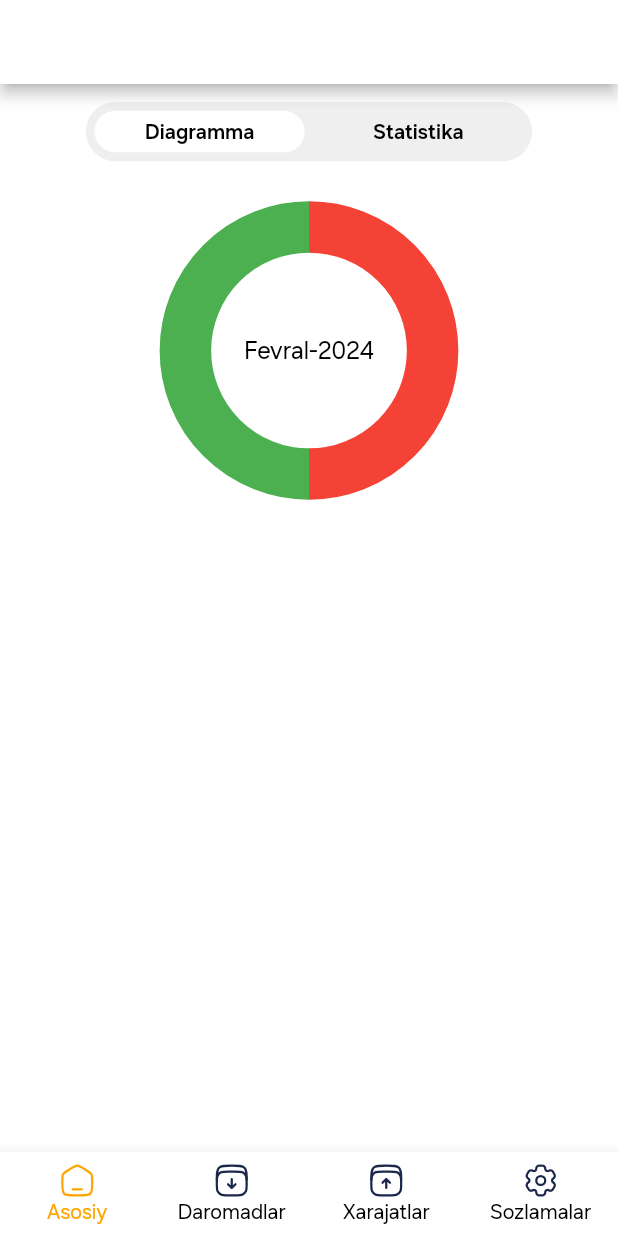
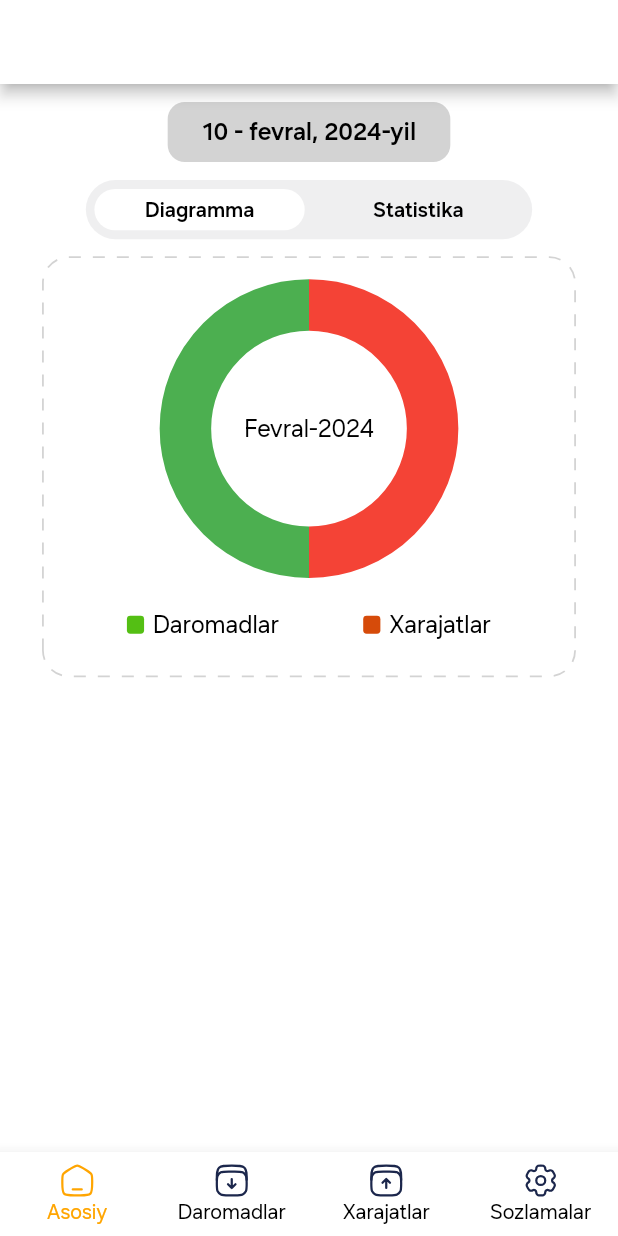
Before and after one commit to respectIMT/wallet_app, a Flutter app: the screen it shows after launch, on a phone screen of 412 x 824 dp. Run offline on Flutter 3.47's test engine with Material 2 defaults, Android fonts, the phone set to English and light mode, and no system bars; drawn by our look-alikes of dotted_border, pie_chart; our stand-ins replace bloc, easy_localization, flutter_bloc, flutter_easyloading, flutter_screenutil, flutter_svg and 5 more; missing offline and left inert: requests_inspector; accounts and stored records are empty.

Commit message:
09.02.2024

```diff
--- a/lib/presentation/pages/home/home_page.dart
+++ b/lib/presentation/pages/home/home_page.dart
@@ -1,3 +1,6 @@
+import 'package:dotted_border/dotted_border.dart';
+import 'package:gap/gap.dart';
+
 import 'components/tabbar_menu.dart';
 import 'components/pie_chart.dart';
 import 'package:flutter/material.dart';
@@ -26,17 +29,80 @@ class HomePage extends StatelessWidget {
                 appBar: AppBar(
                   backgroundColor: AppTheme.colors.white,
                 ),
-                body: Center(
+                body: SingleChildScrollView(
                   child: Container(
                     padding: EdgeInsets.symmetric(
-                        vertical: ScreenSize.h10, horizontal: ScreenSize.w50),
+                        vertical: ScreenSize.h10, horizontal: ScreenSize.w15),
                     child: Column(children: [
-                      const TabBarMenu(),
+                      Container(
+                        padding: EdgeInsets.symmetric(
+                            vertical: ScreenSize.h8,
+                            horizontal: ScreenSize.w20),
+                        decoration: BoxDecoration(
+                            color: AppTheme.colors.grey,
+                            borderRadius:
+                                BorderRadius.circular(ScreenSize.r10)),
+                        child: Text(
+                          "10 - fevral, 2024-yil",
+                          textAlign: TextAlign.center,
+                          style: AppTheme.data.textTheme.labelLarge,
+                        ),
+                      ),
+                      Gap(ScreenSize.h10),
+                      Container(
+                          padding:
+                              EdgeInsets.symmetric(horizontal: ScreenSize.w35),
+                          child: const TabBarMenu()),
                       Padding(
                         padding: EdgeInsets.symmetric(
-                            vertical: ScreenSize.h30,
+                            vertical: ScreenSize.h10,
                             horizontal: ScreenSize.w10),
-                        child: PieChartX(dataMapChart: cubit.dataMapChart),
+                        child: DottedBorder(
+                          padding:
+                              EdgeInsets.symmetric(vertical: ScreenSize.h20),
+                          color: AppTheme.colors.grey,
+                          borderType: BorderType.RRect,
+                          dashPattern: const [8, 8],
+                          strokeWidth: ScreenSize.h1,
+                          radius: Radius.circular(ScreenSize.r15),
+                          child: Column(children: [
+                            PieChartX(dataMapChart: cubit.dataMapChart),
+                            Gap(ScreenSize.h25),
+                            Row(
+                                mainAxisAlignment:
+                                    MainAxisAlignment.spaceEvenly,
+                                children: [
+                                  Row(
+                                    children: [
+                                      Container(
+                                        height: ScreenSize.h10,
+                                        width: ScreenSize.w10,
+                                        decoration: BoxDecoration(
+                                          color: AppTheme.colors.green,
+                                          borderRadius: BorderRadius.circular(
+                                              ScreenSize.r2),
+                                        ),
+                                      ),
+                                      Gap(ScreenSize.w5),
+                                      const Text("Daromadlar")
+                                    ],
+                                  ),
+                                  Row(children: [
+                                    Container(
+                                      height: ScreenSize.h10,
+                                      width: ScreenSize.w10,
+                                      decoration: BoxDecoration(
+                                        color: AppTheme.colors.red,
+                                        borderRadius: BorderRadius.circular(
+                                            ScreenSize.r2),
+                                      ),
+                                    ),
+                                    Gap(ScreenSize.w5),
+                                    const Text("Xarajatlar"),
+                                  ]),
+                                ]),
+                          ]),
+                        ),
                       ),
                     ]),
                   ),
```
